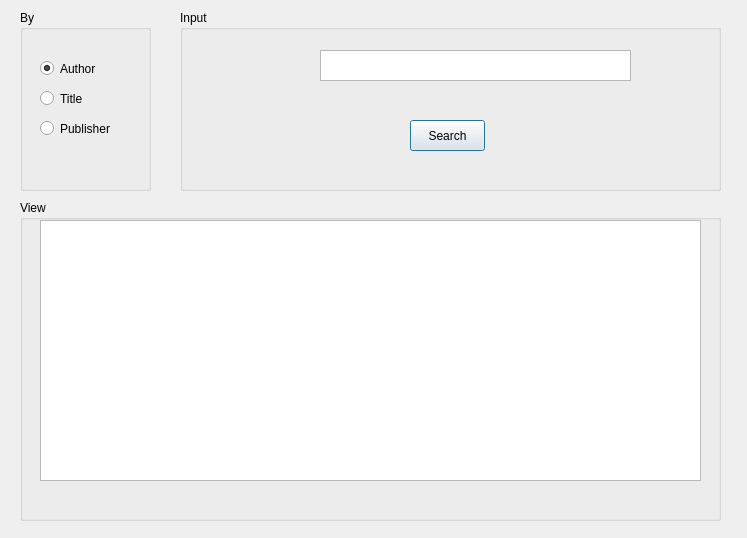
The window that Librayform.ui (KMH-PHP/Simple_Librarysystem) describes before a commit, drawn with Qt 5.
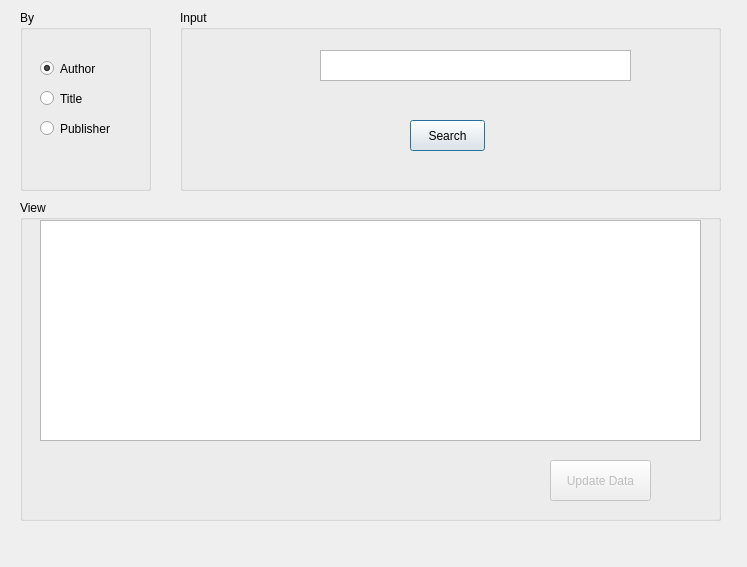
The same window after the commit.

The edit to the form file:
```diff
--- a/Librayform.ui
+++ b/Librayform.ui
@@ -7,7 +7,7 @@
     <x>0</x>
     <y>0</y>
     <width>747</width>
-    <height>538</height>
+    <height>567</height>
    </rect>
   </property>
   <property name="windowTitle">
@@ -122,10 +122,26 @@
       <x>20</x>
       <y>20</y>
       <width>661</width>
-      <height>261</height>
+      <height>221</height>
      </rect>
     </property>
    </widget>
+   <widget class="QPushButton" name="updateBut">
+    <property name="enabled">
+     <bool>false</bool>
+    </property>
+    <property name="geometry">
+     <rect>
+      <x>530</x>
+      <y>260</y>
+      <width>101</width>
+      <height>41</height>
+     </rect>
+    </property>
+    <property name="text">
+     <string>Update Data</string>
+    </property>
+   </widget>
   </widget>
  </widget>
  <resources/>
```
